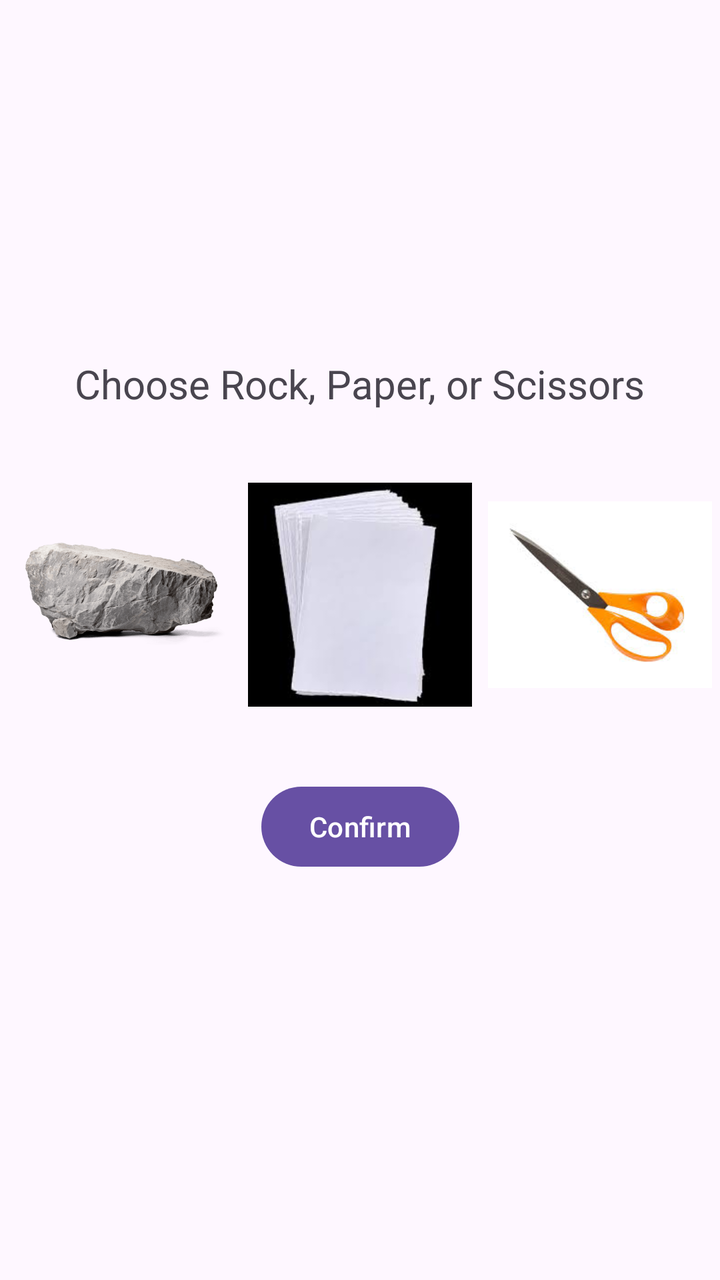
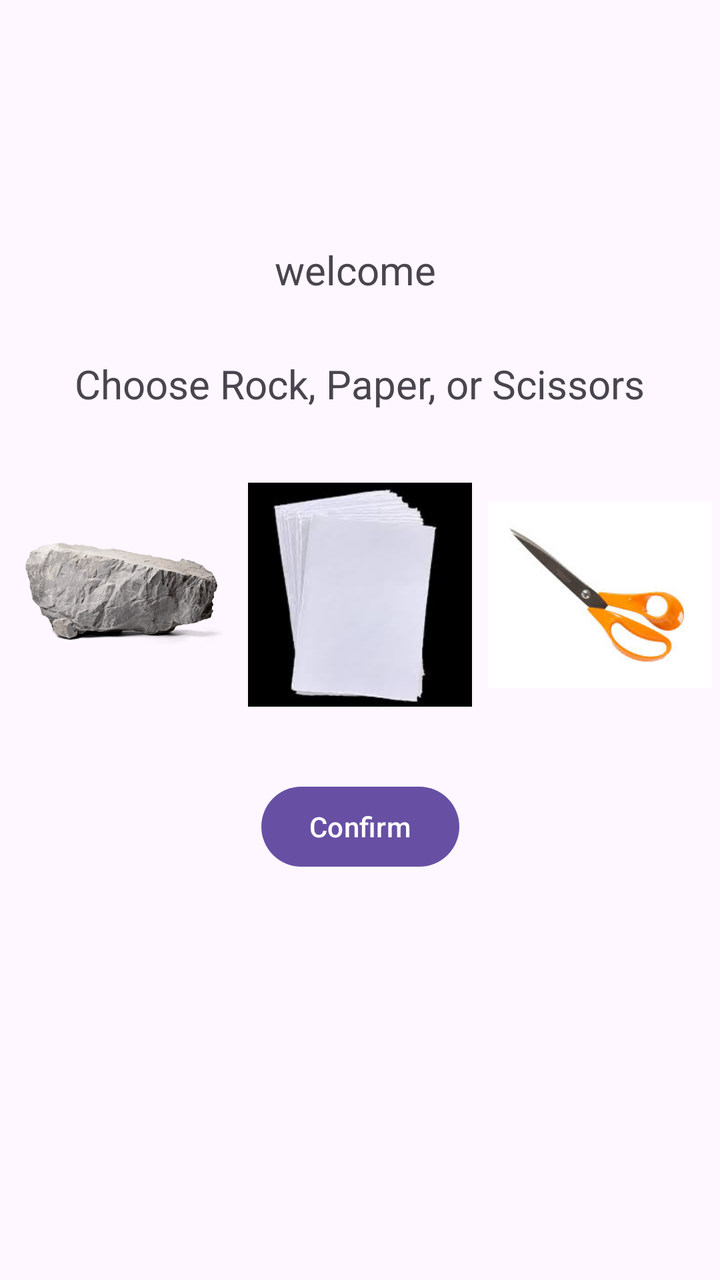

Before-and-after screenshots of an Android layout around one commit, followed by the original layout XML and the change that was made.
<!-- AndroidManifest.xml: application theme Theme.RockPaperScissors -->
<!-- res/layout/activity_main.xml -->
<?xml version="1.0" encoding="utf-8"?>
<androidx.constraintlayout.widget.ConstraintLayout
    xmlns:android="http://schemas.android.com/apk/res/android"
    xmlns:app="http://schemas.android.com/apk/res-auto"
    xmlns:tools="http://schemas.android.com/tools"
    android:id="@+id/main"
    android:layout_width="match_parent"
    android:layout_height="match_parent"
    tools:context=".MainActivity">

    <TextView
        android:id="@+id/tvInstructions"
        android:layout_width="wrap_content"
        android:layout_height="wrap_content"
        android:text="Choose Rock, Paper, or Scissors"
        android:textSize="20sp"
        android:layout_marginTop="32dp"
        app:layout_constraintBottom_toTopOf="@+id/llChoices"
        app:layout_constraintEnd_toEndOf="parent"
        app:layout_constraintStart_toStartOf="parent"
        app:layout_constraintTop_toTopOf="parent"
        app:layout_constraintVertical_chainStyle="packed" />

    <LinearLayout
        android:id="@+id/llChoices"
        android:layout_width="0dp"
        android:layout_height="wrap_content"
        android:orientation="horizontal"
        android:layout_marginTop="32dp"
        app:layout_constraintBottom_toTopOf="@+id/btnConfirm"
        app:layout_constraintEnd_toEndOf="parent"
        app:layout_constraintStart_toStartOf="parent"
        app:layout_constraintTop_toBottomOf="@+id/tvInstructions">

        <ImageButton
            android:id="@+id/ibRock"
            android:layout_width="0dp"
            android:layout_height="120dp"
            android:layout_weight="1"
            android:src="@drawable/rock"
            android:scaleType="fitCenter"
            android:background="#00FFFFFF"
            android:padding="4dp"
            android:contentDescription="Rock" />

        <ImageButton
            android:id="@+id/ibPaper"
            android:layout_width="0dp"
            android:layout_height="120dp"
            android:layout_weight="1"
            android:src="@drawable/paper"
            android:scaleType="fitCenter"
            android:background="#00FFFFFF"
            android:padding="4dp"
            android:contentDescription="Paper" />

        <ImageButton
            android:id="@+id/ibScissors"
            android:layout_width="0dp"
            android:layout_height="120dp"
            android:layout_weight="1"
            android:src="@drawable/scissors"
            android:scaleType="fitCenter"
            android:background="#00FFFFFF"
            android:padding="4dp"
            android:contentDescription="Scissors" />
    </LinearLayout>

    <Button
        android:id="@+id/btnConfirm"
        android:layout_width="wrap_content"
        android:layout_height="wrap_content"
        android:text="Confirm"
        android:layout_marginTop="32dp"
        app:layout_constraintBottom_toTopOf="@+id/tvScore"
        app:layout_constraintEnd_toEndOf="parent"
        app:layout_constraintStart_toStartOf="parent"
        app:layout_constraintTop_toBottomOf="@+id/llChoices" />

    <TextView
        android:id="@+id/tvScore"
        android:layout_width="wrap_content"
        android:layout_height="wrap_content"
        android:layout_marginBottom="32dp"
        android:textSize="18sp"
        app:layout_constraintBottom_toBottomOf="parent"
        app:layout_constraintEnd_toEndOf="parent"
        app:layout_constraintStart_toStartOf="parent"
        app:layout_constraintTop_toBottomOf="@+id/btnConfirm" />

</androidx.constraintlayout.widget.ConstraintLayout>
<!-- resources referenced by this layout -->
<resources>
  <!-- drawable paper: jpg bitmap (drawable, 3419 bytes) -->
  <!-- drawable rock: png bitmap (drawable, 74090 bytes) -->
  <!-- drawable scissors: jpg bitmap (drawable, 4865 bytes) -->
  <style name="Theme.RockPaperScissors" parent="Base.Theme.RockPaperScissors" />
  <style name="Base.Theme.RockPaperScissors" parent="Theme.Material3.DayNight">
          
          
      </style>
</resources>

<!-- the commit's change to res/layout/activity_main.xml (unified diff, before → after) -->
@@ -7,6 +7,18 @@
     android:layout_width="match_parent"
     android:layout_height="match_parent"
     tools:context=".MainActivity">
+
+    <TextView
+        android:id="@+id/welcome"
+        android:layout_width="wrap_content"
+        android:layout_height="wrap_content"
+        android:text="welcome "
+        android:textSize="20sp"
+        android:layout_marginTop="32dp"
+        app:layout_constraintBottom_toTopOf="@+id/llChoices"
+        app:layout_constraintEnd_toEndOf="parent"
+        app:layout_constraintStart_toStartOf="parent"
+        app:layout_constraintTop_toTopOf="parent" />
 
     <TextView
         android:id="@+id/tvInstructions"
